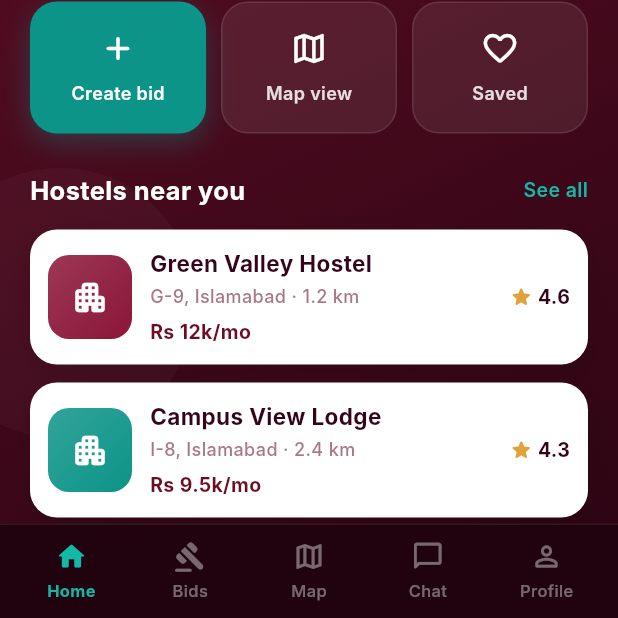
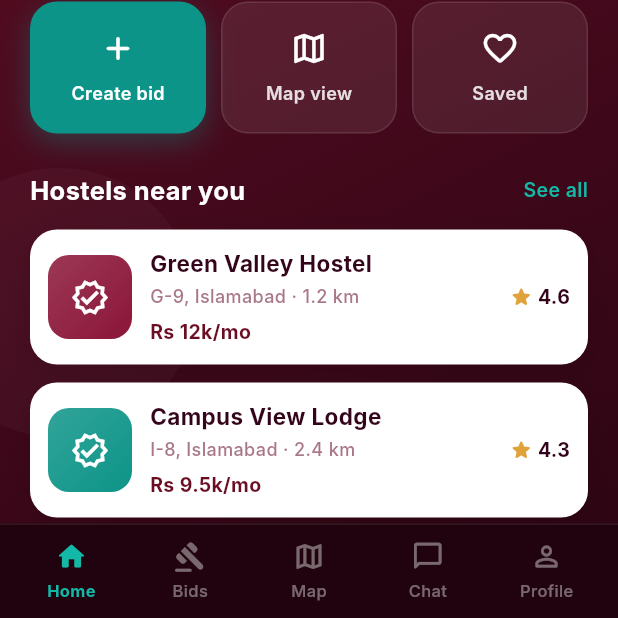
Before and after one commit to student-air/hostel_buddy, a Flutter app: the SeekerHomeView screen opened by its route, on a phone screen of 412 x 824 dp, the part 618-1236 px from its top. Run offline on Flutter 3.47's test engine with Material 3 defaults, Android fonts, the phone set to English and light mode, and no system bars; our stand-ins replace geocoding, geolocator, get, get_storage, image_cropper, image_picker and 1 more; accounts and stored records are empty; Roboto replaces fonts that are missing (Inter).

Commit message:
Seeker home screen done

```diff
--- a/lib/presentation/role_selection/views/role_selection_view.dart
+++ b/lib/presentation/role_selection/views/role_selection_view.dart
@@ -162,7 +162,7 @@ class RoleSelectionView extends GetView<RoleSelectionController> {
                                 ),
                                 const SizedBox(height: 16),
                                 _RoleCard(
-                                  icon: Icons.home_outlined,
+                                  icon: Icons.home_rounded,
                                   title: 'Managing a\nhostel',
                                   subtitle:
                                       'Fill rooms and find\ngood residents',
--- a/lib/presentation/seeker_home/views/seeker_home_view.dart
+++ b/lib/presentation/seeker_home/views/seeker_home_view.dart
@@ -748,7 +748,7 @@ class _HostelCard extends StatelessWidget {
                 ),
               ),
               child: const Icon(
-                Icons.apartment_rounded,
+                Icons.verified_outlined,
                 color: Colors.white,
                 size: 26,
               ),
```
